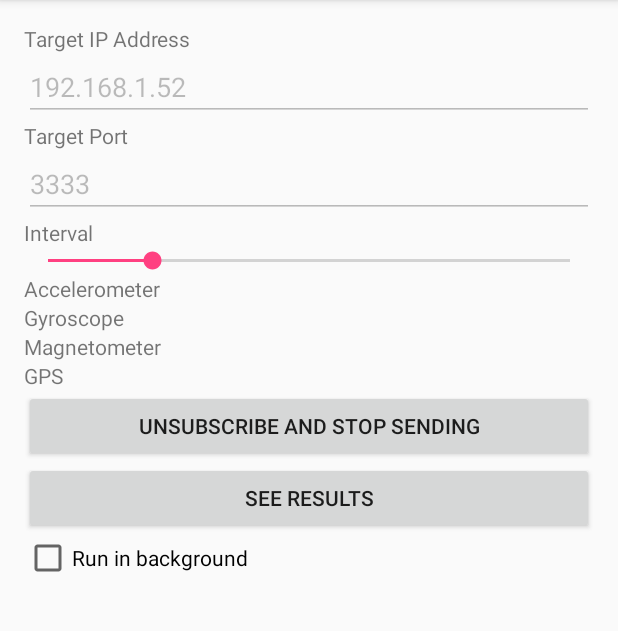
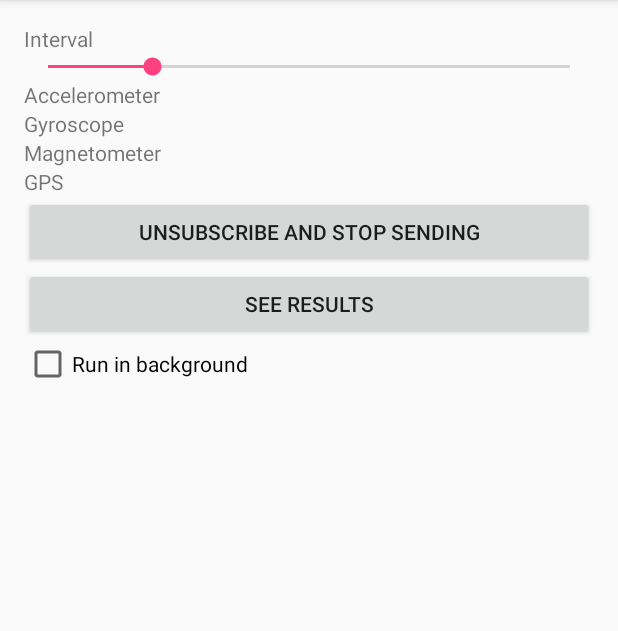
Before and after one commit to FilipStamenkovic/SenseClient, an Android app: the screen it shows after launch (MainActivity), after a tap on "SUBSCRIBE AND SEND DATA", on a phone screen of 412 x 824 dp, the part 84-715 px from its top. Run offline under Robolectric (Android 15) with nearby library versions, the phone set to English and light mode, and no system bars; 1 statement that could not run was skipped.

Commit message:
SenseClient needs work, some stuff are moved to SenseWatcher, and they should be deleted.

```diff
--- a/app/src/main/java/nos/elfak/rs/senseclient/Constants.java
+++ b/app/src/main/java/nos/elfak/rs/senseclient/Constants.java
@@ -5,7 +5,7 @@ package nos.elfak.rs.senseclient;
  */
 public class Constants
 {
-    public static String ip_address = "192.168.1.52";
+    public static String ip_address = "255.255.255.255";
     public static String port = "3333";
     public static final int receivingPort = 44444;
     public static double interval = 1;
--- a/app/src/main/java/nos/elfak/rs/senseclient/MainActivity.java
+++ b/app/src/main/java/nos/elfak/rs/senseclient/MainActivity.java
@@ -32,7 +32,7 @@ import java.util.ArrayList;
 public class MainActivity extends AppCompatActivity implements SensorEventListener
 {
     private CheckBox acc, gyr, mag, gps;
-    private EditText address, port;
+   // private EditText address, port;
     private SeekBar seekBar;
     private boolean sendAcc, sendGyr, sendMag, sendGps, sendingData, subscribed = false;
     private SensorData sensorAcc, sensorGyr, sensorMag, sensorGps;
@@ -62,11 +62,11 @@ public class MainActivity extends AppCompatActivity implements SensorEventListen
         button = (Button) findViewById(R.id.send_data);
 
         seekBar = (SeekBar) findViewById(R.id.seekbar);
-        address = (EditText) findViewById(R.id.edit_address);
-        address.setText(Constants.ip_address);
+       // address = (EditText) findViewById(R.id.edit_address);
+      //  address.setText(Constants.ip_address);
 
-        port = (EditText) findViewById(R.id.edit_port);
-        port.setText(Constants.port);
+      //  port = (EditText) findViewById(R.id.edit_port);
+      //  port.setText(Constants.port);
         seekBar.setOnSeekBarChangeListener(new SeekBar.OnSeekBarChangeListener()
         {
             @Override
@@ -178,8 +178,8 @@ public class MainActivity extends AppCompatActivity implements SensorEventListen
         PickUpLocation(true);
         sendAcc = sendGps = sendGyr = sendMag = false;
 
-        address.setEnabled(true);
-        port.setEnabled(true);
+//        address.setEnabled(true);
+//        port.setEnabled(true);
         seekBar.setEnabled(true);
         subscribed = false;
         communication.closeSocket();
@@ -266,11 +266,11 @@ public class MainActivity extends AppCompatActivity implements SensorEventListen
         }
         gps.setVisibility(View.GONE);
 
-        Constants.ip_address = address.getText().toString();
-        Constants.port = port.getText().toString();
+//        Constants.ip_address = address.getText().toString();
+  //      Constants.port = port.getText().toString();
 
-        address.setEnabled(false);
-        port.setEnabled(false);
+//        address.setEnabled(false);
+    //    port.setEnabled(false);
 
        // seekBar.setEnabled(false);
         new Thread(new Runnable()
--- a/app/src/main/java/nos/elfak/rs/senseclient/SensorData.java
+++ b/app/src/main/java/nos/elfak/rs/senseclient/SensorData.java
@@ -13,7 +13,7 @@ public class SensorData
     protected double z;
     protected String sensor;
     protected long id;
-    protected transient String type = "upload";
+    protected String type = "upload";
 
     public SensorData(){}
 
--- a/app/src/main/res/layout/activity_main.xml
+++ b/app/src/main/res/layout/activity_main.xml
@@ -10,7 +10,7 @@
     android:orientation="vertical"
     tools:context="nos.elfak.rs.senseclient.MainActivity">
 
-    <TextView
+   <!-- <TextView
         android:layout_width="match_parent"
         android:layout_height="wrap_content"
         android:text="Target IP Address"
@@ -32,7 +32,7 @@
         android:layout_height="wrap_content"
         android:hint="IP Port"
         android:id="@+id/edit_port"
-        />
+        />-->
     <TextView
         android:layout_width="match_parent"
         android:layout_height="wrap_content"
```
Also changed, not shown: app/src/main/java/nos/elfak/rs/senseclient/Communication.java (+10 -2 lines).
